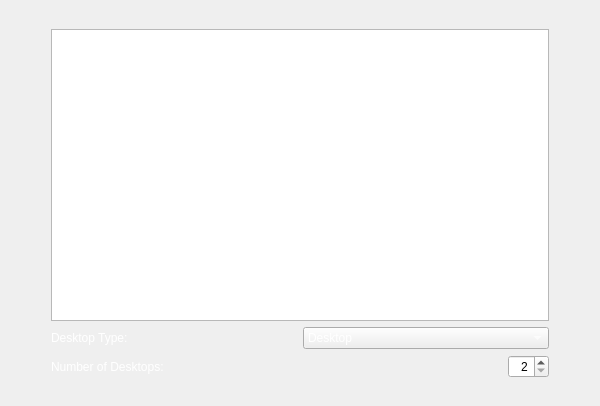
Old version of the form kde4/kaptan4/src/gui/styleWidget.ui in the repository pars-linux/uludag.
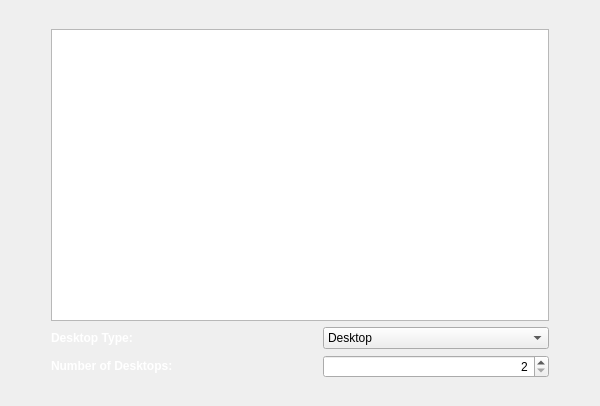
New version of the form.

```diff
--- a/kde4/kaptan4/src/gui/styleWidget.ui
+++ b/kde4/kaptan4/src/gui/styleWidget.ui
@@ -59,14 +59,30 @@
           <string notr="true">color: white</string>
          </property>
          <property name="text">
-          <string>Desktop Type:</string>
+          <string>&lt;b&gt;Desktop Type:&lt;/b&gt;</string>
          </property>
         </widget>
        </item>
+       <item>
+        <spacer name="horizontalSpacer_4">
+         <property name="orientation">
+          <enum>Qt::Horizontal</enum>
+         </property>
+         <property name="sizeType">
+          <enum>QSizePolicy::Fixed</enum>
+         </property>
+         <property name="sizeHint" stdset="0">
+          <size>
+           <width>40</width>
+           <height>20</height>
+          </size>
+         </property>
+        </spacer>
+       </item>
        <item>
         <widget class="QComboBox" name="comboBoxDesktopType">
          <property name="styleSheet">
-          <string notr="true">color: white</string>
+          <string notr="true"/>
          </property>
          <item>
           <property name="text">
@@ -90,7 +106,7 @@
           <string notr="true">color: white</string>
          </property>
          <property name="text">
-          <string>Number of Desktops:</string>
+          <string>&lt;b&gt;Number of Desktops:&lt;/b&gt;</string>
          </property>
         </widget>
        </item>
@@ -99,6 +115,9 @@
          <property name="orientation">
           <enum>Qt::Horizontal</enum>
          </property>
+         <property name="sizeType">
+          <enum>QSizePolicy::Fixed</enum>
+         </property>
          <property name="sizeHint" stdset="0">
           <size>
            <width>40</width>
```
